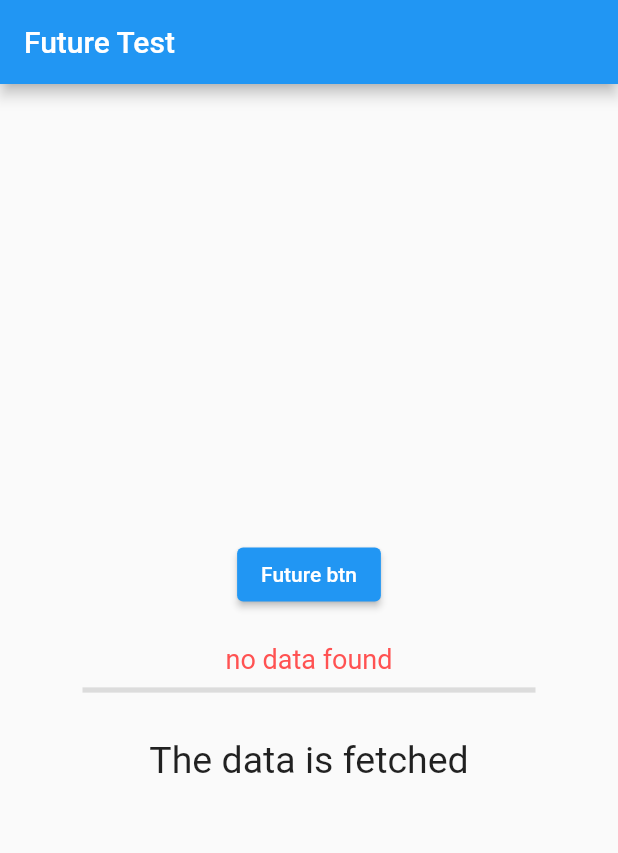
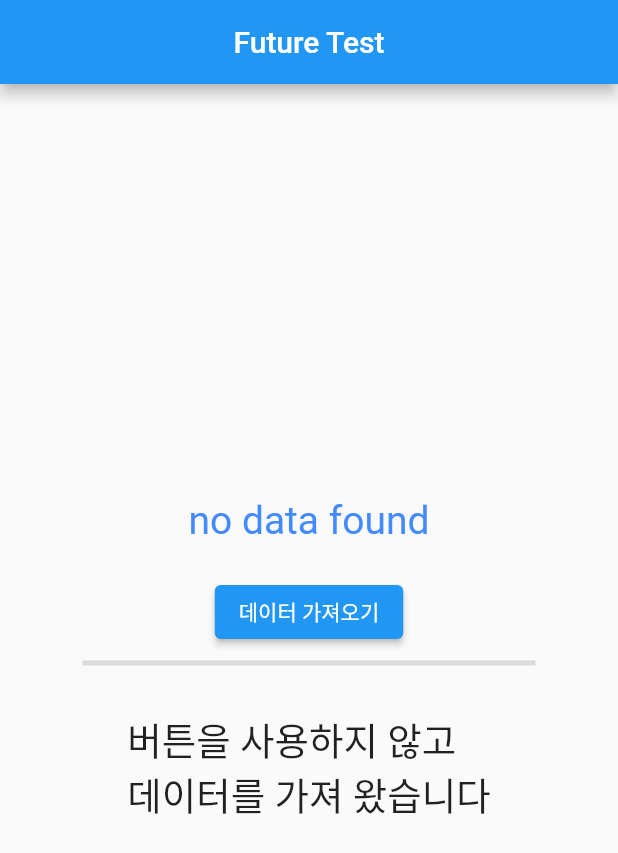
Before and after one commit to MinJaehyun/first_project, a Flutter app: the screen it shows after launch, on a phone screen of 412 x 824 dp. Shown: the top 853 px of the screen. Run offline on Flutter 3.47's test engine with Material 2 defaults, Android fonts, the phone set to English and light mode, and no system bars.

Commit message:
기능 오류 해결

```diff
--- a/lib/main20/main20-1/main20.dart
+++ b/lib/main20/main20-1/main20.dart
@@ -1,4 +1,3 @@
-import 'package:async/async.dart';
 import 'package:flutter/material.dart';
 
 void main() => runApp(const MyApp());
@@ -25,66 +24,32 @@ class MyPage extends StatefulWidget {
 
 class _MyPageState extends State<MyPage> {
   String currentData = 'no data found';
-  String bottomData = ' 버튼을 사용하지 않고,\n 데이터를 읽어 오는 중입니다';
-  var style = const TextStyle(fontSize: 18, color: Colors.redAccent);
-  late AsyncMemoizer _memoizer;
-
-  @override
-  void initState() {
-    super.initState();
-    _memoizer = AsyncMemoizer();
-  }
+  TextStyle style = const TextStyle(fontSize: 26, color: Colors.blueAccent);
 
   @override
   Widget build(BuildContext context) {
     return Scaffold(
-      appBar: AppBar(title: const Text('Future Test')),
+      appBar: AppBar(title: const Text('Future Test'), centerTitle: true),
       body: Center(
         child: Column(
           mainAxisAlignment: MainAxisAlignment.center,
           children: [
-            // note: 버튼을 클릭하여 데이터를 가져와서 변경하는 방법
-            ElevatedButton(
-              onPressed: () {
-                fetchData();
-              },
-              child: const Text('Future btn'),
-            ),
+            Text(currentData, style: style),
             const SizedBox(height: 22),
-            Text(currentData, style: style),
+            // note: 버튼 클릭하여 데이터 가져와서 변경
+            ElevatedButton(onPressed: () => fetchData(), child: const Text('데이터 가져오기')),
             const Divider(height: 20, thickness: 3.5, indent: 55, endIndent: 55),
             const SizedBox(height: 22),
 
-            // note: 실시간으로 데이터를 가져와서 변경하는 방법
+            // note: 실시간 데이터 가져와 변경
             FutureBuilder(
-              // note: 아..착각했다 future 에는 return 될 결과를 작성해야 한다!
-              // note: 초기값 설정은 initialData, ConnectionState.waiting 설정하거나 이 초기값 둘 중 하나를 설정한다
-              // initialData: bottomData,
-              // note: future: 에는 done 에서 사용할 마지막 출력할 값을 설정한다
+              // note: future 에는 done 에서 사용할 마지막 출력할 값을 설정한다
               future: myData(),
               builder: (context, snapshot) {
-                // print('FutureBuilder start'); // 순서 1, 3, 5
-                // if (snapshot.connectionState == ConnectionState.none) {
-                //   print('FutureBuilder none'); // none 상태 아니므로 pass
-                //   // note: done 언제 사용? 앱이 초기화 중이거나, 네트워크 연결이 끊기거나, 데이터 로딩 전일 때.
-                //   return Text('앱이 초기화 중이거나, 네트워크 연결이 끊기거나, 데이터를 로딩 전 입니다.');
-                // }
-                // note: waiting 는 연결 중이므로 대기중인 문자열이나 로딩을 출력한다
-                if (snapshot.connectionState == ConnectionState.waiting) {
-                  print('FutureBuilder waiting'); // 순서 2, 4
-                  return Column(
-                    children: [
-                      Text(bottomData, style: TextStyle(fontSize: 25)),
-                      CircularProgressIndicator()
-                    ],
-                  );
+                if (snapshot.hasData) {
+                  return Column(children: [Text(snapshot.data.toString(), style: TextStyle(fontSize: 25))]);
                 }
-
-                // note: ConnectionState.done 상태이며, future: myData() 실행값은 snapshot.data 에 담겨있다
-                // else {
-                  print('FutureBuilder done'); // 순서 6
-                  return Text(snapshot.data!, style: TextStyle(fontSize: 25));
-                // }
+                return CircularProgressIndicator();
               },
             )
           ],
@@ -95,33 +60,25 @@ class _MyPageState extends State<MyPage> {
 
   Future<void> fetchData() async {
     Duration duration = const Duration(seconds: 2);
-    // 방법 1. Future.delayed()
+    // 방법 1. Future.delayed() 의 두 번째 인자인 함수를 활용하는 방법
+    // note: factory Future.delayed(Duration duration, [FutureOr<T> computation()?]) {
     // await Future.delayed(duration, () {
     //   setState(() {
     //     currentData = 'The data is fetched';
     //   });
     // });
 
-    // 방법 2. Future실행 성공 후, .then 이하 코드 실행하는 방법
+    // 방법 2. Future 실행 후, .then 으로 결과 받는 방법
     await Future.delayed(duration).then((val) {
       setState(() {
-        currentData = 'The data is fetched';
-        style = const TextStyle(fontSize: 22, color: Colors.green);
+        currentData = '버튼을 사용하여\n데이터를 가져 왔습니다';
       });
     });
   }
 
-  // Future<String> myData() async {
-  //   await Future.delayed(Duration(seconds: 2));
-  //   return 'The data is fetched';
-  // }
-
-  // setstate 할 때 해당 함수는 캐쉬에 저장되어 있는 값을 바로 리턴하므로,
-  // 결국 async 함수 안에 코드는 실행 하지 않고 캐쉬에 저장한 결과값만 리턴한다.
-  Future<dynamic> myData() async {
-    return this._memoizer.runOnce(() async {
-      await Future.delayed(Duration(seconds: 2));
-      return 'The data is fetched';
-    });
+  Future<String> myData() async {
+    Duration duration = const Duration(seconds: 4);
+    await Future.delayed(duration);
+    return '버튼을 사용하지 않고\n데이터를 가져 왔습니다';
   }
 }
```
Also changed, not shown: 1 other file.
